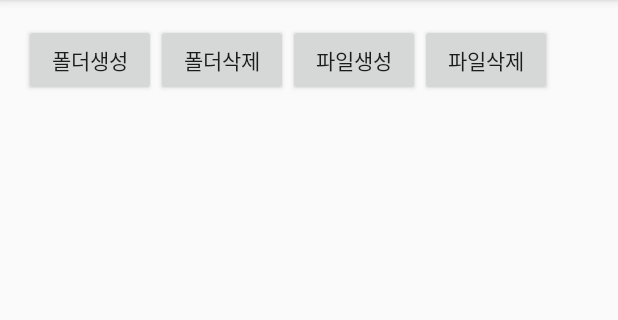
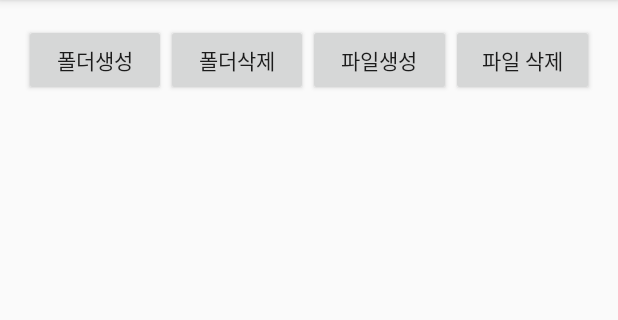
Before and after one commit to odm3228/android_work1, an Android app: the screen it shows after launch (MainActivity), after a tap on "파일생성", on a phone screen of 412 x 824 dp, the part 84-404 px from its top. Run offline under Robolectric (Android 15) with nearby library versions, the phone set to English and light mode, and no system bars.

Commit message:
프로젝트입니다.

```diff
--- a/app/src/main/java/com/example/ansan/myapplication/MainActivity.java
+++ b/app/src/main/java/com/example/ansan/myapplication/MainActivity.java
@@ -3,11 +3,20 @@ package com.example.ansan.myapplication;
 import android.Manifest;
 import android.content.pm.PackageManager;
 import android.os.Build;
+import android.os.Environment;
 import android.support.v4.app.ActivityCompat;
+import android.support.v4.os.EnvironmentCompat;
 import android.support.v7.app.AppCompatActivity;
 import android.os.Bundle;
 import android.util.Log;
 import android.view.View;
+import android.widget.Toast;
+
+import java.io.File;
+import java.io.FileInputStream;
+import java.io.FileNotFoundException;
+import java.io.FileOutputStream;
+import java.io.IOException;
 
 public class MainActivity extends AppCompatActivity {
 
@@ -16,21 +25,67 @@ public class MainActivity extends AppCompatActivity {
         super.onCreate(savedInstanceState);
         setContentView(R.layout.activity_main);
     }
+    public void onClick(View v){
+        if(isStoragePermissionGranted()== false){
+            Toast.makeText(getApplicationContext(),
+                    "SD Card 사용불가",
+                    Toast.LENGTH_SHORT).show();
+            return;
+        }
+        String path = Environment.getExternalStorageDirectory().getAbsolutePath();
+        String filename = path + "/mypics" + "/test.txt";
+        switch (v.getId()){
+            case R.id.button: //폴더생성
+                File file = new File(path + "/mypics");
+                file.mkdir();
+                Toast.makeText(getApplicationContext(),
+                        "mypics 폴더 생성",
+                        Toast.LENGTH_SHORT).show();
+                break;
+            case R.id.button2: //폴더삭제
+                File file2 = new File(path + "/mypics");
+                file2.delete();
+                Toast.makeText(getApplicationContext(),
+                        "mypics 폴더 삭제",
+                        Toast.LENGTH_SHORT).show();
+                break;
+            case R.id.button3: //파일생성
 
-    public  void onClick(View v){
-        switch(v.getId()){
-            case R.id.button://폴더생성
+                String content = "안녕하세요";
+                try {
+                    FileOutputStream fos = new FileOutputStream(filename);
+                    fos.write(content.getBytes());
+                    fos.close();
+                    Toast.makeText(getApplicationContext(),
+                            "파일 생성",
+                            Toast.LENGTH_SHORT).show();
+                } catch (FileNotFoundException e) {
+                    e.printStackTrace();
+                    Toast.makeText(getApplicationContext(),
+                            "파일 생성 에러",
+                            Toast.LENGTH_SHORT).show();
+                } catch (IOException e) {
+                    e.printStackTrace();
+                }
                 break;
-            case R.id.button2://폴더삭제
-                break;
-            case R.id.button3://파일생성
-                break;
-            case R.id.button4://파일삭제
+            case R.id.button4: //파일삭제
+
+                try {
+                    FileInputStream fos = new FileInputStream(filename);
+                    byte arr[] = new byte[fos.available()];
+                    fos.close();
+                    Toast.makeText(getApplicationContext(),
+                            new String(arr),
+                            Toast.LENGTH_SHORT).show();
+                } catch (FileNotFoundException e) {
+                    e.printStackTrace();
+                } catch (IOException e) {
+                    e.printStackTrace();
+                }
                 break;
         }
     }
-
-    String TAG = "[SDcard]";
+    String TAG = "{SDcard}";
     public  boolean isStoragePermissionGranted() {
         if (Build.VERSION.SDK_INT >= 23) {
             if (checkSelfPermission(android.Manifest.permission.WRITE_EXTERNAL_STORAGE)
@@ -57,5 +112,4 @@ public class MainActivity extends AppCompatActivity {
             //resume tasks needing this permission
         }
     }
-
 }
--- a/app/src/main/res/layout/activity_main.xml
+++ b/app/src/main/res/layout/activity_main.xml
@@ -1,24 +1,22 @@
 <?xml version="1.0" encoding="utf-8"?>
-<LinearLayout
-    android:orientation="horizontal"
-    xmlns:android="http://schemas.android.com/apk/res/android"
+<LinearLayout xmlns:android="http://schemas.android.com/apk/res/android"
+    android:orientation="vertical"
     xmlns:tools="http://schemas.android.com/tools"
     android:layout_width="match_parent"
     android:layout_height="match_parent"
+    android:paddingBottom="@dimen/activity_vertical_margin"
     android:paddingLeft="@dimen/activity_horizontal_margin"
     android:paddingRight="@dimen/activity_horizontal_margin"
     android:paddingTop="@dimen/activity_vertical_margin"
-    android:paddingBottom="@dimen/activity_vertical_margin"
     tools:context="com.example.ansan.myapplication.MainActivity">
-
-
     <LinearLayout
         android:orientation="horizontal"
-        android:layout_width="wrap_content"
-        android:layout_height="match_parent">
+        android:layout_width="match_parent"
+        android:layout_height="wrap_content">
 
         <Button
             android:onClick="onClick"
+            android:layout_weight="1"
             android:layout_width="wrap_content"
             android:layout_height="wrap_content"
             android:text="폴더생성"
@@ -26,23 +24,29 @@
 
         <Button
             android:onClick="onClick"
+            android:layout_weight="1"
             android:layout_width="wrap_content"
             android:layout_height="wrap_content"
             android:text="폴더삭제"
-            android:id="@+id/button2" />
+            android:id="@+id/button2"
+            android:layout_gravity="center_horizontal" />
 
         <Button
             android:onClick="onClick"
+            android:layout_weight="1"
             android:layout_width="wrap_content"
             android:layout_height="wrap_content"
             android:text="파일생성"
-            android:id="@+id/button3" />
+            android:id="@+id/button3"
+            android:layout_gravity="right" />
 
         <Button
             android:onClick="onClick"
+            android:layout_weight="1"
             android:layout_width="wrap_content"
             android:layout_height="wrap_content"
-            android:text="파일삭제"
+            android:text="파일 삭제"
             android:id="@+id/button4" />
+
     </LinearLayout>
 </LinearLayout>
```
